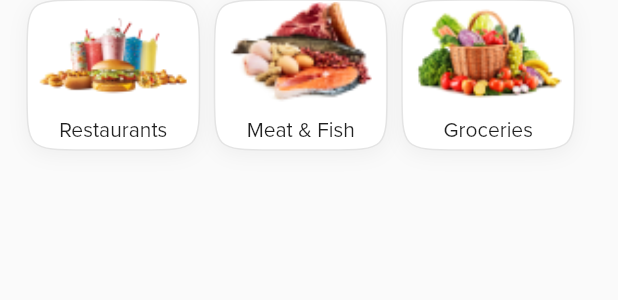
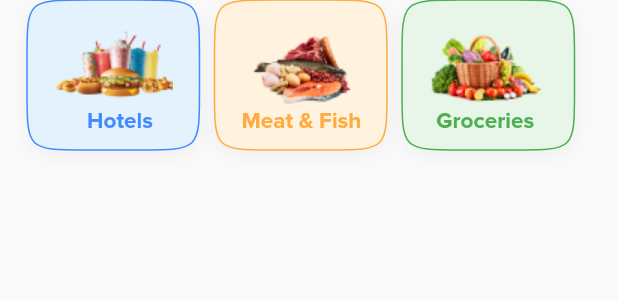
Before and after one commit to nihazassootty/ausmart, a Flutter app: the CategoryScreen widget shown alone on an empty page, opened directly, on a phone screen of 412 x 824 dp. Shown: the top 300 px of the screen. Run offline on Flutter 3.47's test engine with Material 2 defaults, Android fonts, the phone set to English and light mode, and no system bars; our stand-ins replace flutter_otp_text_field, flutter_secure_storage, flutter_svg, form_field_validator, geolocator, google_maps_flutter and 8 more; missing offline and left inert: flutter_elegant_number_button, geocoder, spinner_input; accounts and stored records are empty; network calls fail; project files that could hold a hidden picture were left out.

Commit message:
Home page,my orders ui rewamped

```diff
--- a/lib/Components/explorecard.dart
+++ b/lib/Components/explorecard.dart
@@ -1,16 +1,22 @@
 import 'package:flutter/material.dart';
 
-Widget exploreCard({@required title, @required image, @required action}) {
+Widget exploreCard(
+    {@required title,
+    @required image,
+    @required action,
+    @required Color color,
+    @required Color innerColor}) {
   return GestureDetector(
     onTap: action,
     child: Padding(
       padding: const EdgeInsets.only(left: 10.0, bottom: 10),
       child: Container(
         width: 115,
+        padding: EdgeInsets.fromLTRB(17, 10, 17, 10),
         height: 100,
         decoration: ShapeDecoration(
-          gradient: const LinearGradient(
-            colors: [Colors.white, Colors.white],
+          gradient: LinearGradient(
+            colors: [innerColor, innerColor],
             begin: FractionalOffset.bottomCenter,
             end: FractionalOffset.topCenter,
           ),
@@ -24,31 +30,25 @@ Widget exploreCard({@required title, @required image, @required action}) {
           ],
           shape: ContinuousRectangleBorder(
               borderRadius: BorderRadius.circular(40),
-              side: const BorderSide(width: 1, color: Color(0xFFE4E4E4))),
+              side: BorderSide(width: 1, color: color)),
+          // image: DecorationImage(
+          //   fit: BoxFit.cover,
+          //   image: AssetImage(image ?? 'assets/images/food.png'),
+          // ),
         ),
         child: Stack(
-          alignment: Alignment.bottomCenter,
           children: [
-            Padding(
-              padding: const EdgeInsets.only(bottom: 30.0, left: 5, right: 5),
-              child: Positioned(
-                  bottom: 0,
-                  child: SizedBox(
-                    height: 95,
-                    width: 100,
-                    child: Image(
-                      image: AssetImage(image ?? 'assets/images/food.png'),
-                      fit: BoxFit.contain,
-                      alignment: Alignment.bottomCenter,
-                    ),
-                  )),
-            ),
-            Padding(
-              padding: const EdgeInsets.only(bottom: 5.0, left: 5, right: 5),
-              child: Text(
-                title ?? 'Item',
-                style: const TextStyle(),
-                textAlign: TextAlign.center,
+            Positioned(
+              bottom: 0,
+              child: Column(
+                children: [
+                  Image.asset(image ?? 'assets/images/food.png'),
+                  Text(
+                    title ?? 'Item',
+                    style: TextStyle(fontWeight: FontWeight.bold, color: color,fontSize: 15),
+                    textAlign: TextAlign.center,
+                  ),
+                ],
               ),
             ),
           ],
--- a/lib/Screens/App/HomeScreen/CategoryScreen.dart
+++ b/lib/Screens/App/HomeScreen/CategoryScreen.dart
@@ -1,4 +1,5 @@
 import 'package:ausmart/Components/explorecard.dart';
+import 'package:ausmart/Screens/App/HomeInnerScreens/meetNFish/meetNFishList.dart';
 import 'package:flutter/material.dart';
 import 'package:ausmart/Commons/TextStyles.dart';
 import 'package:ausmart/Screens/App/HomeInnerScreens/MarketInner.dart';
@@ -130,8 +131,11 @@ class CategoryScreen extends StatelessWidget {
               //     ),
               //   ),
               // ),
+
               exploreCard(
-                  title: 'Restaurants',
+                innerColor: Colors.blue[50],
+                color: Colors.blueAccent,
+                  title: 'Hotels',
                   image: 'assets/images/hotels.png',
                   action: () {
                     Navigator.push(
@@ -141,15 +145,19 @@ class CategoryScreen extends StatelessWidget {
                     );
                   }),
               exploreCard(
+                innerColor: Colors.orange[50],
+                color: Colors.orangeAccent,
                   title: 'Meat & Fish',
                   image: 'assets/images/meat.png',
                   action: () {
                     Navigator.push(
                       context,
-                      MaterialPageRoute(builder: (context) => MarketInner()),
+                      MaterialPageRoute(builder: (context) => MeetNFish()),
                     );
                   }),
               exploreCard(
+                innerColor: Colors.green[50],
+                color: Colors.green,
                   title: 'Groceries',
                   image: 'assets/images/grocery.png',
                   action: () {
--- a/lib/Screens/App/HomeScreen/QuickScreen.dart
+++ b/lib/Screens/App/HomeScreen/QuickScreen.dart
@@ -24,7 +24,7 @@ class QuickScreen extends StatelessWidget {
                       text: TextSpan(
                         text: "Quick",
                         style: TextStyle(
-                          fontWeight: FontWeight.w600,
+                          fontWeight: FontWeight.w800,
                           fontSize: 16,
                           color: Color(0xff444444),
                         ),
@@ -33,7 +33,7 @@ class QuickScreen extends StatelessWidget {
                             text: "\tOrder",
                             style: TextStyle(
                               fontSize: 16,
-                              fontWeight: FontWeight.w600,
+                              fontWeight: FontWeight.w800,
                               color: Color(0xff444444),
                             ),
                           ),
@@ -42,7 +42,7 @@ class QuickScreen extends StatelessWidget {
                     ),
                   ),
                   Container(
-                    height: 180,
+                    height: 160,
                     width: MediaQuery.of(context).size.width,
                     child: ListView.builder(
                       padding: EdgeInsets.only(left: 8),
```
Also changed, not shown: lib/Components/MyOrdersCard.dart (+38 -7 lines), lib/Components/NearbyCard.dart (+84 -98 lines), lib/Components/QuickCard.dart (+2 -9 lines), lib/Components/topBanner.dart (renamed from lib/Components/BannerCard.dart, +14 -10 lines), lib/Screens/App/HomeInnerScreens/meetNFish/meetNFishList.dart (added, +81 -0 lines), lib/Screens/App/HomeScreen/HomeScreen.dart (+5 -14 lines), lib/Screens/App/Orders/MyOrders.dart (+24 -14 lines), pubspec.lock.
